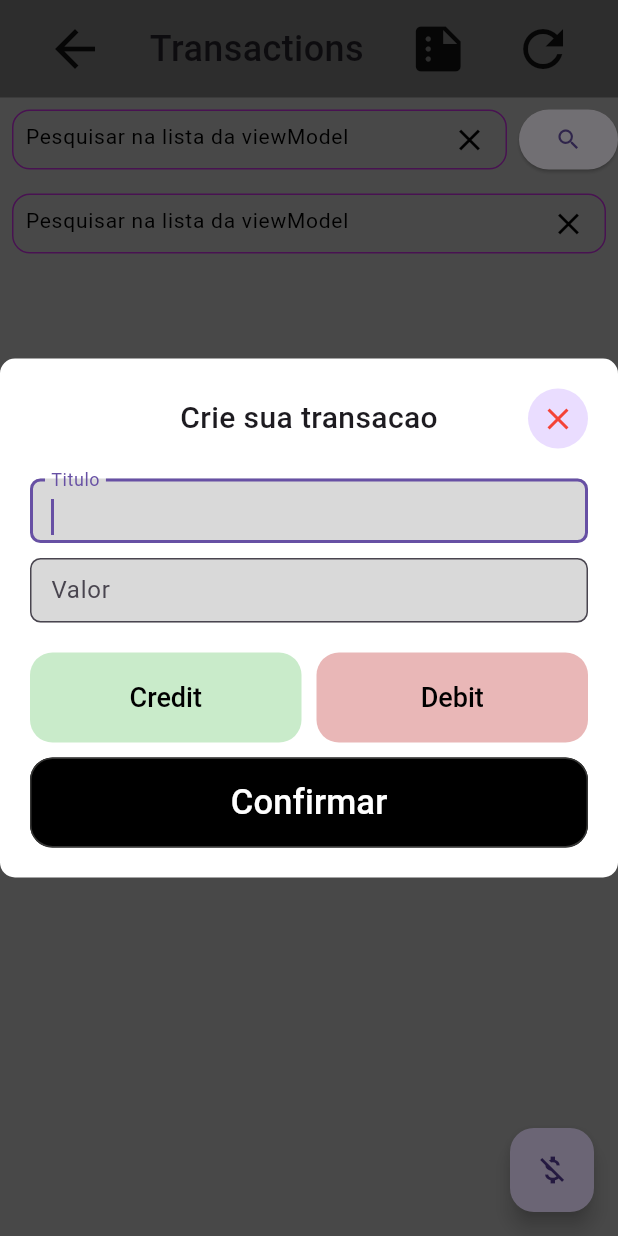
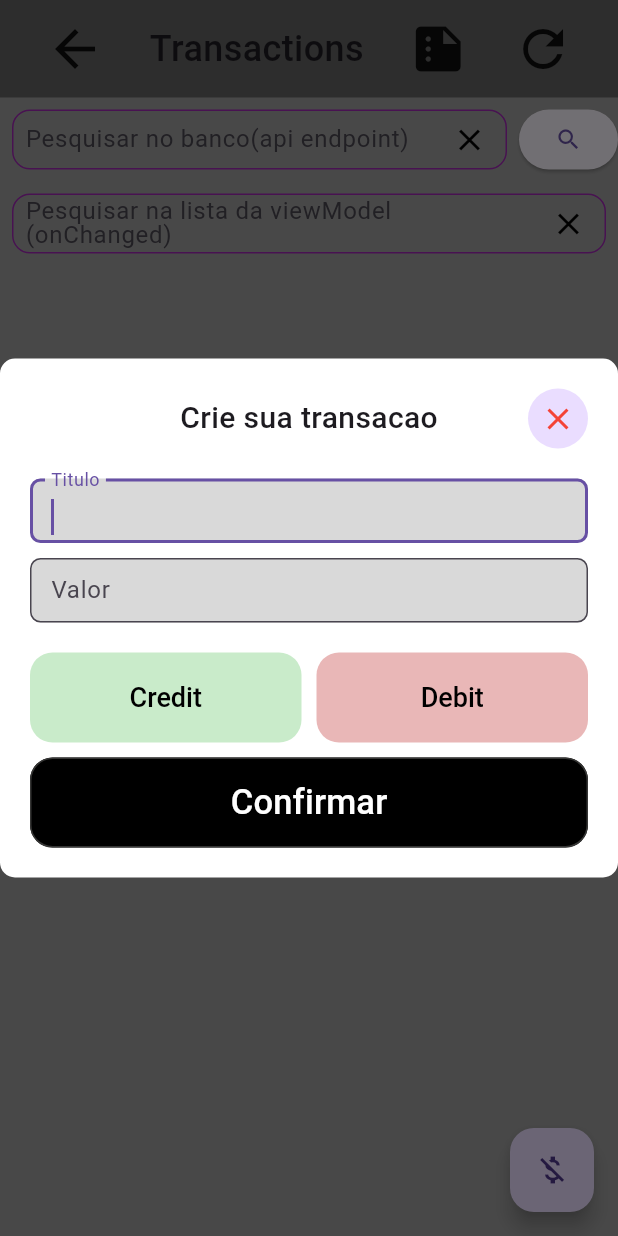
Before and after one commit to rodrigoaugusto99/flutter_test_node, a Flutter app: the TransactionsView screen opened by its route, after a tap on the "money off" icon, on a phone screen of 412 x 824 dp. Run offline on Flutter 3.47's test engine with Material 3 defaults, Android fonts, the phone set to English and light mode, and no system bars; our stand-ins replace email_validator, shared_preferences, stacked, stacked_services, stacked_shared; accounts and stored records are empty.

```diff
--- a/lib/ui/views/home/home_view.dart
+++ b/lib/ui/views/home/home_view.dart
@@ -25,10 +25,6 @@ class HomeView extends StackedView<HomeViewModel> {
               onPressed: viewModel.navigateToTransactionsPage,
               child: const Text('transactions'),
             ),
-            ElevatedButton(
-              onPressed: viewModel.navigateToPlayground,
-              child: const Text('playground'),
-            ),
           ],
         ),
       ),
--- a/lib/ui/views/home/home_viewmodel.dart
+++ b/lib/ui/views/home/home_viewmodel.dart
@@ -9,8 +9,4 @@ class HomeViewModel extends BaseViewModel {
   void navigateToTransactionsPage() {
     _navigationService.navigateToTransactionsView();
   }
-
-  void navigateToPlayground() {
-    _navigationService.navigateToPlaygroundView();
-  }
 }
--- a/lib/ui/views/transactions/transactions_view.dart
+++ b/lib/ui/views/transactions/transactions_view.dart
@@ -29,6 +29,7 @@ class TransactionsView extends StackedView<TransactionsViewModel> {
               children: [
                 Expanded(
                   child: ProjectsSearchBar(
+                    label: 'Pesquisar no banco(api endpoint)',
                     controller: viewModel.searchDatabaseController,
                     onTap: viewModel.clear,
                   ),
@@ -40,6 +41,7 @@ class TransactionsView extends StackedView<TransactionsViewModel> {
               ],
             ),
             ProjectsSearchBar(
+              label: 'Pesquisar na lista da viewModel (onChanged)',
               controller: viewModel.searchListController,
               onTap: viewModel.clear,
               onChanged: (value) => viewModel.onChangedSearch(value),
@@ -88,17 +90,24 @@ class TransactionsView extends StackedView<TransactionsViewModel> {
     BuildContext context,
   ) =>
       TransactionsViewModel();
+
+  @override
+  void onViewModelReady(TransactionsViewModel viewModel) {
+    viewModel.init();
+  }
 }
 
 class ProjectsSearchBar extends StatelessWidget {
   final Function(String)? onChanged;
   void Function()? onTap;
   TextEditingController? controller;
+  String label;
   ProjectsSearchBar({
     super.key,
     this.onChanged,
     required this.onTap,
     required this.controller,
+    required this.label,
   });
 /*resolver: ao clicar no botao de pesquisar e voltar, fica com o focus em um dos textformfields,
 a nao ser que tenha tirado o teclado apenas pelo .done (canto inferior direito) */
@@ -121,7 +130,7 @@ a nao ser que tenha tirado o teclado apenas pelo .done (canto inferior direito)
           decoration: InputDecoration(
             contentPadding:
                 const EdgeInsets.symmetric(vertical: 2.0, horizontal: 8.0),
-            hintText: 'Pesquisar na lista da viewModel',
+            label: Text(label),
             hintStyle: const TextStyle(color: Colors.black),
             suffixIcon: GestureDetector(
               onTap: onTap,
--- a/lib/ui/views/transactions/transactions_viewmodel.dart
+++ b/lib/ui/views/transactions/transactions_viewmodel.dart
@@ -1,6 +1,7 @@
 import 'dart:convert';
 import 'dart:developer';
 import 'package:flutter/material.dart';
+import 'package:shared_preferences/shared_preferences.dart';
 import 'package:test_node_flutter/app/app.dialogs.dart';
 import 'package:test_node_flutter/app/app.locator.dart';
 import 'package:stacked/stacked.dart';
@@ -23,12 +24,20 @@ class TransactionsViewModel extends BaseViewModel {
   List<TransactionModel> filteredTransactions = [];
   TransactionModel? detailedTransaction;
 
-  //String sessionId = '';
-  String sessionId = 'd3acc95d-1c4b-4bec-8c56-d427e58d7b87';
+  String sessionId = '';
+  //String sessionId = 'd3acc95d-1c4b-4bec-8c56-d427e58d7b87';
 
   TextEditingController searchListController = TextEditingController(text: '');
   TextEditingController searchDatabaseController =
       TextEditingController(text: '');
+
+  void init() async {
+    String x = await getCookieOnSharedPreferences();
+    if (x != '') {
+      sessionId = x;
+    }
+    notifyListeners();
+  }
 
 //o retorno eh uma lista de transactions
 // [
@@ -151,6 +160,8 @@ transactions e com o seu conteudo, (lista), que colocamos como dynamic.
             .timeout(const Duration(seconds: 2));
         if (response.statusCode == 201) {
           log('Transacao feita com sucesso');
+          // Se nao tiver cookie, entra no if para poder settar um cookie.
+          if (sessionId == '') {
             // Verifica se a resposta possui cabeçalhos de cookies
             if (response.headers.containsKey('set-cookie')) {
               String rawCookies = response.headers['set-cookie']!;
@@ -160,7 +171,9 @@ transactions e com o seu conteudo, (lista), que colocamos como dynamic.
 
               // Agora você pode usar os cookies conforme necessário
               sessionId = cookies['sessionId'] ?? '';
-            log('sessionId: $sessionId');
+              await setCookieOnSharedPreferences(sessionId);
+              log('novo sessionId: $sessionId');
+            }
           }
         } else {
           log('Erro na criacao da transacao');
@@ -315,4 +328,27 @@ transactions e com o seu conteudo, (lista), que colocamos como dynamic.
     }
     return cookies;
   }
+
+  Future<void> setCookieOnSharedPreferences(String cookie) async {
+    final prefs = await SharedPreferences.getInstance();
+    prefs.setString('cookie', cookie);
+    log('novo cookie: $cookie');
   }
+
+  Future<String> getCookieOnSharedPreferences() async {
+    final prefs = await SharedPreferences.getInstance();
+    String cookie = '';
+    final result = prefs.getString('cookie');
+    if (result != null) {
+      cookie = result;
+    }
+    log('cookie capturado: $cookie');
+    return cookie;
+  }
+
+  Future<void> removeCookieOnSharedPreferences() async {
+    final prefs = await SharedPreferences.getInstance();
+    prefs.remove('cookie');
+    log('cookie removido');
+  }
+}
--- a/pubspec.yaml
+++ b/pubspec.yaml
@@ -13,6 +13,7 @@ dependencies:
     sdk: flutter
 
   http: ^1.2.1
+  shared_preferences: ^2.2.3
   stacked: ^3.4.0
   stacked_services: ^1.1.0
 
```
Also changed, not shown: pubspec.lock. Lines whose indentation alone changed are shown as unchanged.
